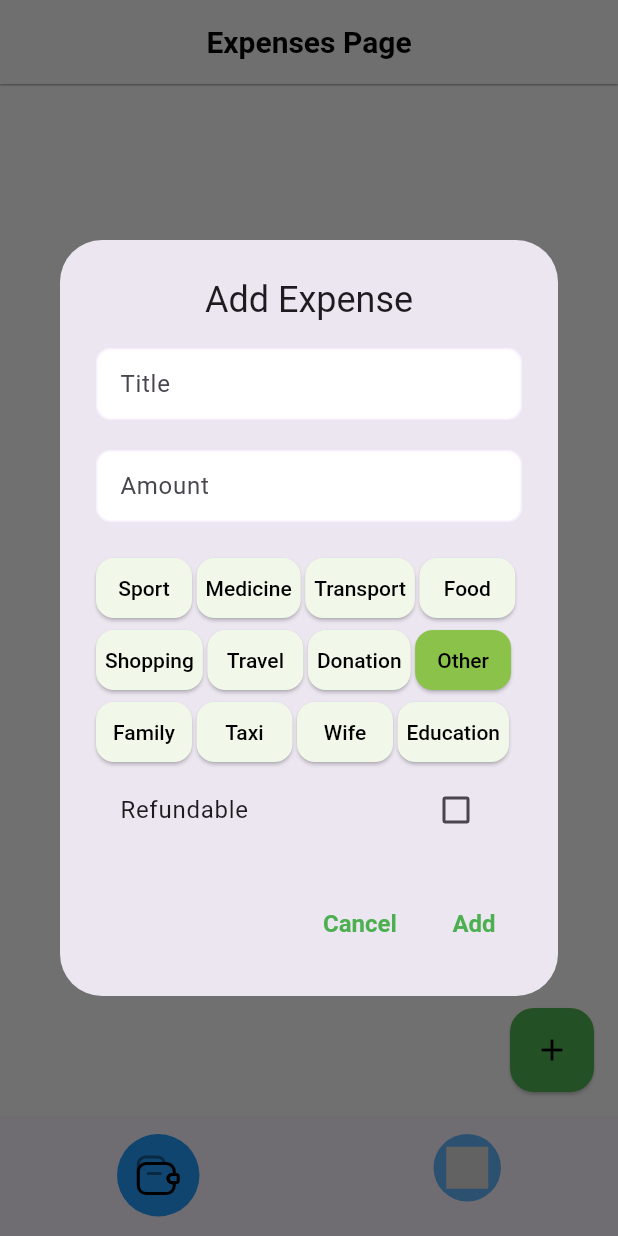
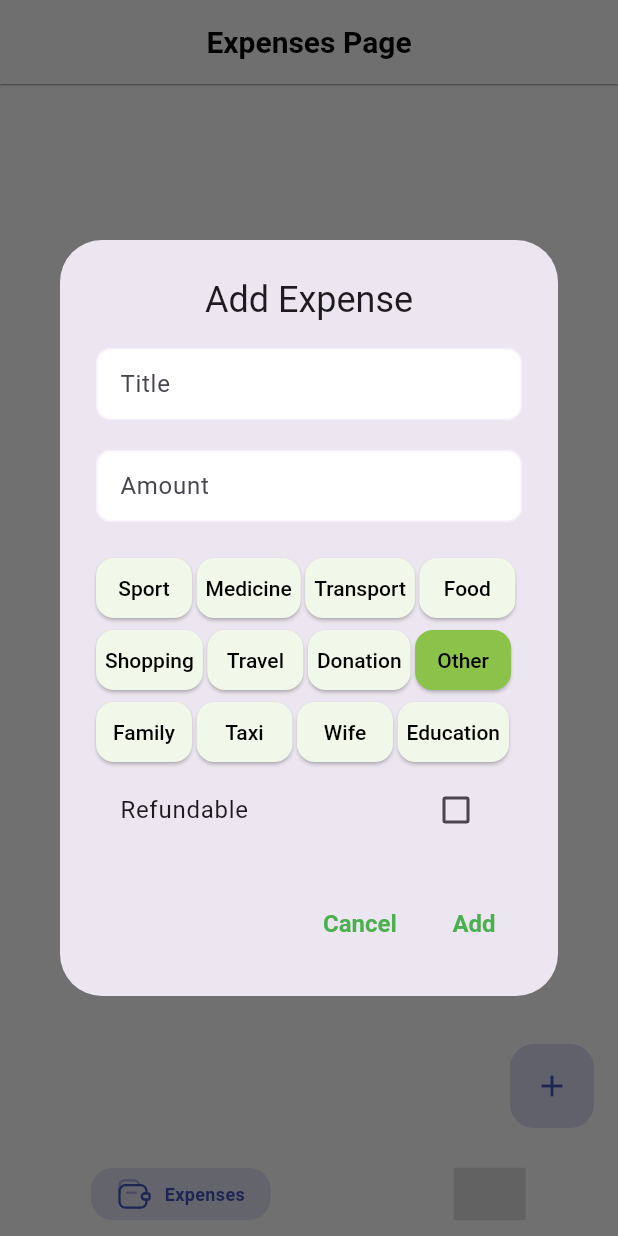
Before and after one commit to shaymardanov9704/my_finance, a Flutter app: the screen it shows after launch, after a tap on the "add" icon, on a phone screen of 412 x 824 dp. Run offline on Flutter 3.47's test engine with Material 2 defaults, Android fonts, the phone set to English and light mode, and no system bars; drawn by our look-alikes of persistent_bottom_nav_bar; our stand-ins replace flutter_svg, google_fonts, hive, hive_flutter; accounts and stored records are empty.

Commit message:
add persistent bottom navy bar

```diff
--- a/lib/core/utils/theme_properties.dart
+++ b/lib/core/utils/theme_properties.dart
@@ -50,9 +50,10 @@ class ThemeProperties {
   );
 
   static final floatingActionButton = FloatingActionButtonThemeData(
-      backgroundColor: AppColors.green,
-      elevation: 1,
-      shape: RoundedRectangleBorder(borderRadius: BorderRadius.circular(16)));
+    backgroundColor: AppColors.primary.withOpacity(0.2),
+    elevation: 0,
+    shape: RoundedRectangleBorder(borderRadius: BorderRadius.circular(16)),
+  );
 
   static final elevatedButton = ElevatedButtonThemeData(
     style: ElevatedButton.styleFrom(
@@ -104,8 +105,8 @@ class ThemeProperties {
   );
 
   static final darkFloatingActionButton = FloatingActionButtonThemeData(
-      backgroundColor: AppColors.green,
-      elevation: 1,
+      backgroundColor: AppColors.green.withOpacity(0.2),
+      elevation: 0,
       shape: RoundedRectangleBorder(borderRadius: BorderRadius.circular(16)));
 
   static final darkInputDecoration = InputDecorationTheme(
--- a/lib/features/debts/presentation/pages/debts_page.dart
+++ b/lib/features/debts/presentation/pages/debts_page.dart
@@ -1,11 +1,14 @@
 import 'package:flutter/material.dart';
 import 'package:hive_flutter/hive_flutter.dart';
 import 'package:my_finance/core/constants/constants.dart';
+import 'package:my_finance/core/utils/app_colors.dart';
 import 'package:my_finance/features/debts/data/models/debt.dart';
 import 'package:my_finance/features/debts/data/repository/debts_box.dart';
 import 'package:my_finance/features/debts/presentation/dialogs/debt_dialog.dart';
 import 'package:my_finance/features/debts/presentation/widgets/debt_widget.dart';
 import 'package:my_finance/features/debts/presentation/widgets/top_widget.dart';
+import 'package:my_finance/features/skeleton/provider/theme_provider.dart';
+import 'package:provider/provider.dart';
 
 import '../../../skeleton/widgets/custom_theme_switch_button.dart';
 
@@ -70,11 +73,16 @@ class _DebtsPageState extends State<DebtsPage> {
           },
         ),
         floatingActionButton: FloatingActionButton(
-          child: const Icon(Icons.add),
           onPressed: () => showDialog(
             context: context,
             builder: (context) => const DebtDialog(),
           ),
+          child: Icon(
+            Icons.add,
+            color: context.watch<ThemeProvider>().isDark
+                ? AppColors.green
+                : AppColors.primary,
+          ),
         ),
       );
 }
--- a/lib/features/expenses/presentation/pages/expenses_page.dart
+++ b/lib/features/expenses/presentation/pages/expenses_page.dart
@@ -8,7 +8,8 @@ import 'package:my_finance/features/expenses/data/repository/expenses_box.dart';
 import 'package:my_finance/features/expenses/presentation/dialogs/expense_dialog.dart';
 import 'package:my_finance/features/expenses/presentation/widgets/expense_widget.dart';
 import 'package:my_finance/features/expenses/presentation/widgets/top_widget.dart';
-import 'package:my_finance/features/skeleton/widgets/custom_theme_switch_button.dart';
+import 'package:my_finance/features/skeleton/provider/theme_provider.dart';
+import 'package:provider/provider.dart';
 
 class ExpensesPage extends StatefulWidget {
   const ExpensesPage({super.key});
@@ -67,11 +68,16 @@ class _ExpensesPageState extends State<ExpensesPage> {
           },
         ),
         floatingActionButton: FloatingActionButton(
-          child: Icon(Icons.add, color: AppColors.black),
           onPressed: () => showDialog(
             context: context,
             builder: (context) => const ExpenseDialog(),
           ),
+          child: Icon(
+            Icons.add,
+            color: context.watch<ThemeProvider>().isDark
+                ? AppColors.green
+                : AppColors.primary,
+          ),
         ),
       );
 }
--- a/lib/features/skeleton/skeleton.dart
+++ b/lib/features/skeleton/skeleton.dart
@@ -1,10 +1,13 @@
 import 'package:flutter/cupertino.dart';
 import 'package:flutter/material.dart';
+import 'package:flutter_svg/flutter_svg.dart';
+import 'package:my_finance/core/constants/constants.dart';
+import 'package:my_finance/core/extentions/string_extension.dart';
 import 'package:my_finance/core/utils/app_colors.dart';
 import 'package:my_finance/features/debts/presentation/pages/debts_page.dart';
 import 'package:my_finance/features/skeleton/provider/theme_provider.dart';
 import 'package:my_finance/features/expenses/presentation/pages/expenses_page.dart';
-import 'package:my_finance/features/skeleton/widgets/custom_bottom_navy_bar.dart';
+import 'package:persistent_bottom_nav_bar/persistent_tab_view.dart';
 import 'package:provider/provider.dart';
 
 class Skeleton extends StatefulWidget {
@@ -15,46 +18,60 @@ class Skeleton extends StatefulWidget {
 }
 
 class _SkeletonState extends State<Skeleton> {
-  int _index = 0;
-
+  final _controller = PersistentTabController();
   final List<Widget> _pages = const [
     ExpensesPage(),
     DebtsPage(),
     // StatisticsPage(),
   ];
 
-  changePage(int i) {
-    setState(() {
-      _index = i;
-    });
-  }
-
   @override
   Widget build(BuildContext context) {
-    return Scaffold(
-      body: IndexedStack(
-        index: _index,
-        children: _pages,
+    final color = context.watch<ThemeProvider>().isDark
+        ? AppColors.green
+        : AppColors.primary;
+    return PersistentTabView(
+      context,
+      controller: _controller,
+      screens: _pages,
+      items: [
+        PersistentBottomNavBarItem(
+          icon: SvgPicture.asset(
+            'assets/icons/wallet.svg',
+            color: color,
+          ),
+          title: kExpenses.toCamelCase(),
+          activeColorPrimary: color,
+          inactiveColorPrimary: color,
+        ),
+        PersistentBottomNavBarItem(
+          icon: SvgPicture.asset(
+            'assets/icons/card_transfer.svg',
+            color: color,
+          ),
+          title: kDebts.toCamelCase(),
+          activeColorPrimary: color,
+          inactiveColorPrimary: color,
+        ),
+      ],
+      confineInSafeArea: true,
+      backgroundColor: context.watch<ThemeProvider>().isDark
+          ? AppColors.darkBackground
+          : AppColors.background,
+      resizeToAvoidBottomInset: true,
+      hideNavigationBarWhenKeyboardShows: true,
+      popAllScreensOnTapOfSelectedTab: true,
+      popActionScreens: PopActionScreensType.all,
+      itemAnimationProperties: const ItemAnimationProperties(
+        duration: Duration(milliseconds: 200),
+        curve: Curves.ease,
       ),
-      bottomNavigationBar: CustomBottomNavyBar(
-        selectedIndex: _index,
-        onItemSelected: changePage,
-        mainAxisAlignment: MainAxisAlignment.spaceAround,
-        items: [
-          CustomBottomNavyBarItem(
-            path: 'assets/icons/wallet.svg',
-            activeColor: context.watch<ThemeProvider>().isDark?  AppColors.darkPrimary:AppColors.blue,
-          ),
-          CustomBottomNavyBarItem(
-            path: 'assets/icons/card_transfer.svg',
-            activeColor: context.watch<ThemeProvider>().isDark?  AppColors.darkPrimary:AppColors.blue,
-          ),
-          // CustomBottomNavyBarItem(
-          //   path: 'assets/icons/statistics.svg',
-          //   activeColor: AppColors.black,
-          // ),
-        ],
+      screenTransitionAnimation: const ScreenTransitionAnimation(
+        animateTabTransition: true,
+        curve: Curves.bounceIn,
+        duration: Duration(milliseconds: 200),
       ),
+      navBarStyle: NavBarStyle.style9,
     );
   }
 }
--- a/lib/features/skeleton/widgets/custom_bottom_navy_bar.dart
+++ b/lib/features/skeleton/widgets/custom_bottom_navy_bar.dart
@@ -1,8 +1,7 @@
 import 'package:flutter/material.dart';
 import 'package:flutter_svg/flutter_svg.dart';
 import 'package:my_finance/core/utils/app_colors.dart';
-import 'package:my_finance/features/skeleton/provider/theme_provider.dart';
-import 'package:provider/provider.dart';
+import 'package:my_finance/core/utils/app_text_styles.dart';
 
 class CustomBottomNavyBar extends StatelessWidget {
   const CustomBottomNavyBar({
@@ -93,25 +92,33 @@ class _ItemWidget extends StatelessWidget {
         crossAxisAlignment: CrossAxisAlignment.center,
         children: [
           AnimatedContainer(
-            width: isSelected ? 55 : 45,
-            height: isSelected ? 55 : 45,
+            width: isSelected ? 120 : 45,
+            height: 45,
             duration: animationDuration,
             curve: curve,
+            padding: const EdgeInsets.symmetric(horizontal: 6),
             decoration: BoxDecoration(
-              color: isSelected
-                  ? item.activeColor.withOpacity(1)
-                  : item.activeColor.withOpacity(0.7),
-              borderRadius: BorderRadius.circular(50),
+              color: item.activeColor,
+              borderRadius: BorderRadius.circular(16),
             ),
             child: Center(
-              child: Column(
-                mainAxisAlignment: MainAxisAlignment.center,
+              child: Row(
+                mainAxisAlignment: isSelected
+                    ? MainAxisAlignment.spaceAround
+                    : MainAxisAlignment.center,
                 children: [
                   SvgPicture.asset(
                     item.path,
                     width: isSelected ? 32 : 28,
-                    color: context.watch<ThemeProvider>().isDark? AppColors.white:AppColors.black,
+                    color: AppColors.white,
+                    //:AppColors.black,//context.watch<ThemeProvider>().isDark?
                   ),
+                  Text(
+                    isSelected ? item.title : "",
+                    style: AppTextStyles.style600.copyWith(
+                      color: AppColors.white,
+                    ),
+                  )
                 ],
               ),
             ),
@@ -125,11 +132,13 @@ class _ItemWidget extends StatelessWidget {
 class CustomBottomNavyBarItem {
   CustomBottomNavyBarItem({
     required this.path,
+    required this.title,
     this.activeColor = Colors.blue,
     this.inactiveColor,
   });
 
   final String path;
+  final String title;
   final Color activeColor;
   final Color? inactiveColor;
 }
--- a/pubspec.yaml
+++ b/pubspec.yaml
@@ -19,6 +19,7 @@ dependencies:
   google_fonts: ^6.1.0
   flutter_svg: ^2.0.9
   provider: ^6.0.5
+  persistent_bottom_nav_bar: ^5.0.2
   get_it:
 
 dev_dependencies:
```
Also changed, not shown: pubspec.lock.
